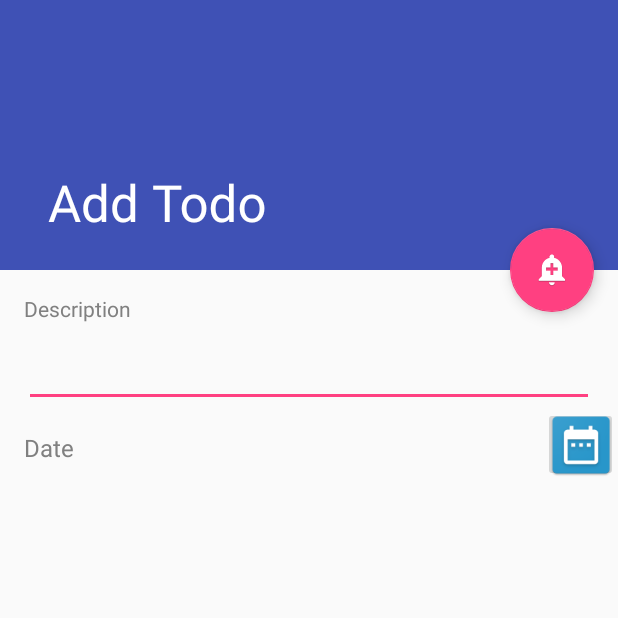
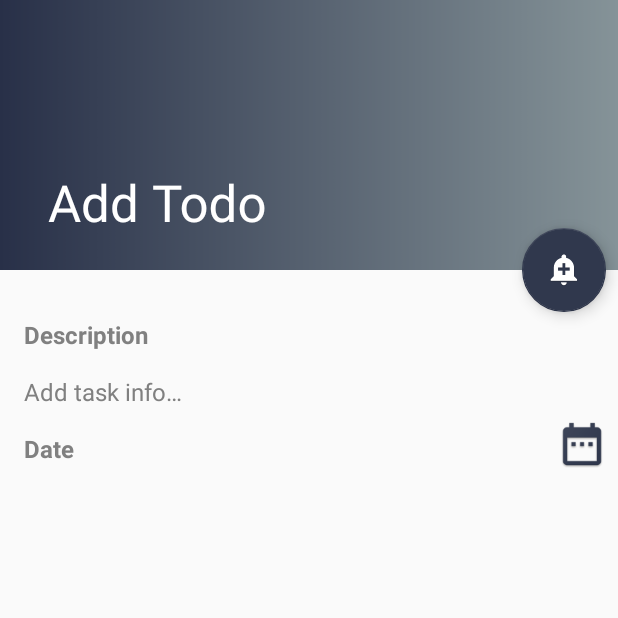
Before and after one commit to tejaldev/SimpleToDoApp, an Android app: the screen it shows after launch (AddActivity), after a tap on an icon or button, on a phone screen of 412 x 824 dp, the top half of it. Run offline under Robolectric (Android 15) with nearby library versions, the phone set to English and light mode, and no system bars.

Commit message:
add color, styles and theme for ui improvement

```diff
--- a/app/src/main/res/layout/activity_add.xml
+++ b/app/src/main/res/layout/activity_add.xml
@@ -19,7 +19,7 @@
             android:layout_width="match_parent"
             android:layout_height="match_parent"
             android:fitsSystemWindows="true"
-            app:contentScrim="?attr/colorPrimary"
+            android:background="@drawable/background_image"
             app:layout_scrollFlags="scroll|exitUntilCollapsed">
 
             <android.support.v7.widget.Toolbar
--- a/app/src/main/res/layout/activity_view.xml
+++ b/app/src/main/res/layout/activity_view.xml
@@ -19,7 +19,7 @@
             android:layout_width="match_parent"
             android:layout_height="match_parent"
             android:fitsSystemWindows="true"
-            app:contentScrim="?attr/colorPrimary"
+            android:background="@drawable/background_image"
             app:layout_scrollFlags="scroll|exitUntilCollapsed">
 
             <android.support.v7.widget.Toolbar
--- a/app/src/main/res/layout/content_add.xml
+++ b/app/src/main/res/layout/content_add.xml
@@ -11,6 +11,8 @@
     <LinearLayout
         android:layout_width="match_parent"
         android:layout_height="wrap_content"
+        android:layout_marginTop="@dimen/text_margin"
+        android:fontFamily="sans-serif"
         android:orientation="vertical">
 
         <TextView
@@ -20,7 +22,8 @@
             android:layout_margin="@dimen/text_margin"
             android:text="@string/description_activity_add"
             android:textColor="@android:color/tertiary_text_dark"
-            android:textSize="@dimen/small_input_text_size"/>
+            android:textSize="@dimen/medium_input_text_size"
+            android:textStyle="bold"/>
 
         <EditText
             android:layout_width="match_parent"
@@ -29,7 +32,10 @@
             android:id="@+id/description_edit_text"
             android:layout_marginLeft="@dimen/text_margin"
             android:layout_marginRight="@dimen/text_margin"
-            android:textSize="@dimen/small_input_text_size" />
+            android:textSize="@dimen/medium_input_text_size"
+            android:background="@null"
+            android:hint="@string/description_text_hint"
+            android:textColorHint="@android:color/tertiary_text_dark"/>
 
         <LinearLayout
             android:layout_width="match_parent"
@@ -39,16 +45,20 @@
                 android:layout_width="wrap_content"
                 android:layout_height="wrap_content"
                 android:id="@+id/date_label"
-                android:layout_margin="@dimen/text_margin"
                 android:text="@string/date_activity_add"
+                android:layout_marginStart="@dimen/text_margin"
+                android:layout_marginTop="@dimen/text_margin"
                 android:textColor="@android:color/tertiary_text_dark"
                 android:textSize="@dimen/medium_input_text_size"
+                android:fontFamily="sans-serif"
+                android:textStyle="bold"
                 android:layout_weight="1"/>
 
             <ImageButton
-                android:layout_width="@dimen/small_icon_size"
-                android:layout_height="@dimen/small_icon_size"
+                android:layout_width="wrap_content"
+                android:layout_height="wrap_content"
                 android:id="@+id/add_date_button"
+                android:background="@null"
                 android:src="@mipmap/ic_pick_date" />
         </LinearLayout>
 
@@ -56,7 +66,7 @@
             android:layout_width="wrap_content"
             android:layout_height="wrap_content"
             android:id="@+id/selected_date_label"
-            android:layout_margin="@dimen/text_margin"
+            android:layout_marginStart="@dimen/text_margin"
             android:textColor="@android:color/tertiary_text_dark"
             android:textSize="@dimen/medium_input_text_size" />
     </LinearLayout>
--- a/app/src/main/res/layout/task_row_layout.xml
+++ b/app/src/main/res/layout/task_row_layout.xml
@@ -7,7 +7,8 @@
         android:id="@+id/task_item_text"
         android:layout_width="match_parent"
         android:layout_height="wrap_content"
-        android:textAppearance="?android:attr/textAppearanceListItemSmall"
+        android:textSize="@dimen/medium_input_text_size"
+        android:fontFamily="sans-serif"
         android:gravity="center_vertical"
         android:paddingStart="?android:attr/listPreferredItemPaddingStart"
         android:paddingEnd="?android:attr/listPreferredItemPaddingEnd"
--- a/app/src/main/res/values/colors.xml
+++ b/app/src/main/res/values/colors.xml
@@ -2,5 +2,7 @@
 <resources>
     <color name="colorPrimary">#3F51B5</color>
     <color name="colorPrimaryDark">#303F9F</color>
-    <color name="colorAccent">#FF4081</color>
+    <color name="colorAccent">#30384D</color>
+
+    <color name="colorCalenderDate">#717E87</color>
 </resources>
--- a/app/src/main/res/values/dimens.xml
+++ b/app/src/main/res/values/dimens.xml
@@ -3,7 +3,7 @@
     <dimen name="activity_horizontal_margin">16dp</dimen>
     <dimen name="activity_vertical_margin">16dp</dimen>
     <dimen name="app_bar_height">180dp</dimen>
-    <dimen name="fab_margin">16dp</dimen>
+    <dimen name="fab_margin">8dp</dimen>
     <dimen name="text_margin">16dp</dimen>
     <dimen name="text_padding">10dp</dimen>
     <dimen name="small_input_text_size">14sp</dimen>
--- a/app/src/main/res/values/strings.xml
+++ b/app/src/main/res/values/strings.xml
@@ -5,5 +5,6 @@
     <string name="title_activity_add">Add Todo</string>
     <string name="description_activity_add">Description</string>
     <string name="date_activity_add">Date</string>
+    <string name="description_text_hint">Add task info…</string>
     <string name="action_settings">Settings</string>
 </resources>
```
Also changed, not shown: app/src/main/res/layout/content_scrolling.xml (+6 -5 lines), app/src/main/res/values/styles.xml (+7 -0 lines), app/src/main/res/drawable/background_image.png (added), app/src/main/res/mipmap-hdpi/ic_pick_date.png, app/src/main/res/mipmap-mdpi/ic_pick_date.png, app/src/main/res/mipmap-xhdpi/ic_pick_date.png, app/src/main/res/mipmap-xxhdpi/ic_pick_date.png, app/src/main/res/mipmap-xxxhdpi/ic_pick_date.png.
